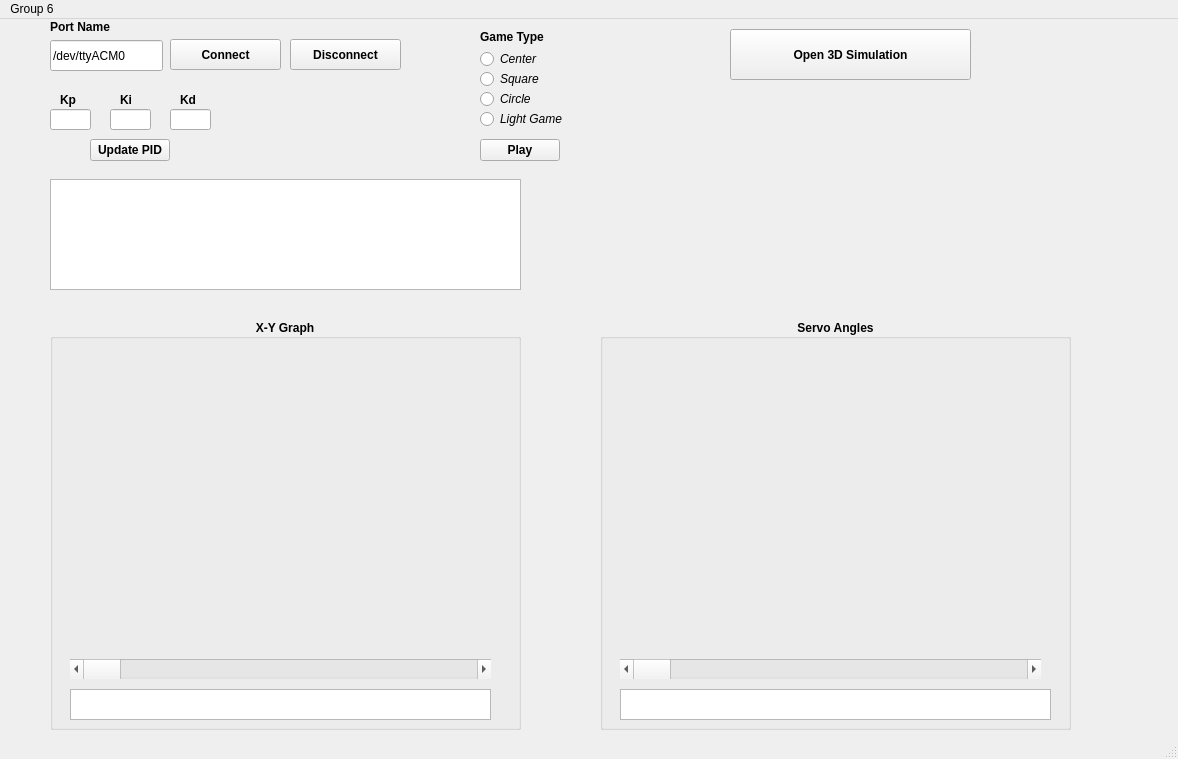
Above: Client/Client/mainwindow.ui from emrebayrm/CSE395_Proje1_Group6 before the change. Below: the same form after it.
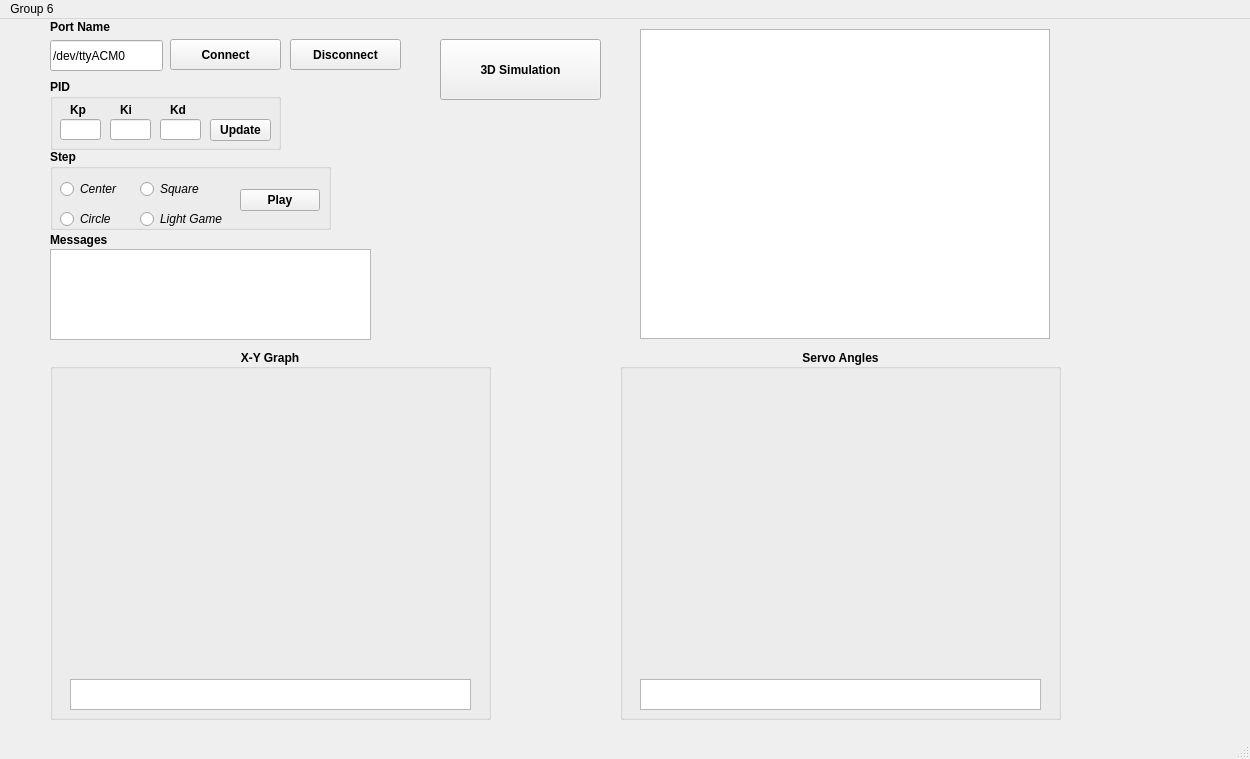
That is the form after the change. Custom widgets are drawn as their Qt base class.

```diff
--- a/Client/Client/mainwindow.ui
+++ b/Client/Client/mainwindow.ui
@@ -6,7 +6,7 @@
    <rect>
     <x>0</x>
     <y>0</y>
-    <width>1178</width>
+    <width>1250</width>
     <height>759</height>
    </rect>
   </property>
@@ -23,10 +23,10 @@
    <widget class="QGroupBox" name="groupServoAngles">
     <property name="geometry">
      <rect>
-      <x>600</x>
-      <y>300</y>
-      <width>471</width>
-      <height>411</height>
+      <x>620</x>
+      <y>330</y>
+      <width>441</width>
+      <height>371</height>
      </rect>
     </property>
     <property name="font">
@@ -45,9 +45,9 @@
      <property name="geometry">
       <rect>
        <x>20</x>
-       <y>40</y>
-       <width>431</width>
-       <height>297</height>
+       <y>20</y>
+       <width>400</width>
+       <height>300</height>
       </rect>
      </property>
      <property name="sizePolicy">
@@ -57,25 +57,12 @@
       </sizepolicy>
      </property>
     </widget>
-    <widget class="QScrollBar" name="horScrollServo">
-     <property name="geometry">
-      <rect>
-       <x>20</x>
-       <y>340</y>
-       <width>421</width>
-       <height>20</height>
-      </rect>
-     </property>
-     <property name="orientation">
-      <enum>Qt::Horizontal</enum>
-     </property>
-    </widget>
     <widget class="QTextBrowser" name="textBPlotServo">
      <property name="geometry">
       <rect>
        <x>20</x>
-       <y>370</y>
-       <width>431</width>
+       <y>330</y>
+       <width>401</width>
        <height>31</height>
       </rect>
      </property>
@@ -85,9 +72,9 @@
     <property name="geometry">
      <rect>
       <x>50</x>
-      <y>300</y>
-      <width>471</width>
-      <height>411</height>
+      <y>330</y>
+      <width>441</width>
+      <height>371</height>
      </rect>
     </property>
     <property name="font">
@@ -106,9 +93,9 @@
      <property name="geometry">
       <rect>
        <x>20</x>
-       <y>40</y>
-       <width>431</width>
-       <height>297</height>
+       <y>20</y>
+       <width>400</width>
+       <height>300</height>
       </rect>
      </property>
      <property name="sizePolicy">
@@ -118,25 +105,12 @@
       </sizepolicy>
      </property>
     </widget>
-    <widget class="QScrollBar" name="horScrollXY">
-     <property name="geometry">
-      <rect>
-       <x>20</x>
-       <y>340</y>
-       <width>421</width>
-       <height>20</height>
-      </rect>
-     </property>
-     <property name="orientation">
-      <enum>Qt::Horizontal</enum>
-     </property>
-    </widget>
     <widget class="QTextBrowser" name="textBPlotXY">
      <property name="geometry">
       <rect>
        <x>20</x>
-       <y>370</y>
-       <width>421</width>
+       <y>330</y>
+       <width>401</width>
        <height>31</height>
       </rect>
      </property>
@@ -164,10 +138,10 @@
    <widget class="QPushButton" name="btnOpen3D">
     <property name="geometry">
      <rect>
-      <x>730</x>
-      <y>10</y>
-      <width>241</width>
-      <height>51</height>
+      <x>440</x>
+      <y>20</y>
+      <width>161</width>
+      <height>61</height>
      </rect>
     </property>
     <property name="font">
@@ -177,16 +151,16 @@
      </font>
     </property>
     <property name="text">
-     <string>Open 3D Simulation</string>
+     <string>3D Simulation</string>
     </property>
    </widget>
    <widget class="QTextBrowser" name="textBMsg">
     <property name="geometry">
      <rect>
       <x>50</x>
-      <y>160</y>
-      <width>471</width>
-      <height>111</height>
+      <y>230</y>
+      <width>321</width>
+      <height>91</height>
      </rect>
     </property>
     <property name="html">
@@ -249,188 +223,38 @@
      <string>Disconnect</string>
     </property>
    </widget>
-   <widget class="QLineEdit" name="kpLineEdit">
-    <property name="geometry">
-     <rect>
-      <x>50</x>
-      <y>90</y>
-      <width>41</width>
-      <height>21</height>
-     </rect>
-    </property>
-   </widget>
-   <widget class="QLineEdit" name="kiLineEdit">
-    <property name="geometry">
-     <rect>
-      <x>110</x>
-      <y>90</y>
-      <width>41</width>
-      <height>21</height>
-     </rect>
-    </property>
-   </widget>
-   <widget class="QLineEdit" name="kdLineEdit">
-    <property name="geometry">
-     <rect>
-      <x>170</x>
-      <y>90</y>
-      <width>41</width>
-      <height>21</height>
-     </rect>
-    </property>
-   </widget>
-   <widget class="QLabel" name="kpLabel">
-    <property name="geometry">
-     <rect>
-      <x>60</x>
-      <y>70</y>
-      <width>21</width>
-      <height>21</height>
-     </rect>
-    </property>
-    <property name="font">
-     <font>
-      <weight>75</weight>
-      <bold>true</bold>
-     </font>
-    </property>
-    <property name="text">
-     <string>Kp</string>
-    </property>
-   </widget>
-   <widget class="QLabel" name="kiLabel">
-    <property name="geometry">
-     <rect>
-      <x>120</x>
-      <y>70</y>
-      <width>21</width>
-      <height>21</height>
-     </rect>
-    </property>
-    <property name="font">
-     <font>
-      <weight>75</weight>
-      <bold>true</bold>
-     </font>
-    </property>
-    <property name="text">
-     <string>Ki</string>
-    </property>
-   </widget>
-   <widget class="QLabel" name="kdLabel">
-    <property name="geometry">
-     <rect>
-      <x>180</x>
-      <y>70</y>
-      <width>21</width>
-      <height>21</height>
-     </rect>
-    </property>
-    <property name="font">
-     <font>
-      <weight>75</weight>
-      <bold>true</bold>
-     </font>
-    </property>
-    <property name="text">
-     <string>Kd</string>
-    </property>
-   </widget>
    <widget class="QLabel" name="gtuLogo">
     <property name="geometry">
      <rect>
-      <x>620</x>
-      <y>70</y>
-      <width>400</width>
-      <height>200</height>
+      <x>410</x>
+      <y>190</y>
+      <width>201</width>
+      <height>111</height>
      </rect>
     </property>
     <property name="text">
      <string/>
     </property>
    </widget>
-   <widget class="QPushButton" name="btnUpPID">
+   <widget class="QGraphicsView" name="graphicsView">
     <property name="geometry">
      <rect>
-      <x>90</x>
-      <y>120</y>
-      <width>80</width>
-      <height>22</height>
-     </rect>
-    </property>
-    <property name="font">
-     <font>
-      <weight>75</weight>
-      <bold>true</bold>
-     </font>
-    </property>
-    <property name="text">
-     <string>Update PID</string>
-    </property>
-   </widget>
-   <widget class="QRadioButton" name="rBSquare">
-    <property name="geometry">
-     <rect>
-      <x>480</x>
-      <y>50</y>
-      <width>101</width>
-      <height>20</height>
-     </rect>
-    </property>
-    <property name="font">
-     <font>
-      <italic>true</italic>
-     </font>
-    </property>
-    <property name="text">
-     <string>Square</string>
-    </property>
-   </widget>
-   <widget class="QRadioButton" name="rBCircle">
-    <property name="geometry">
-     <rect>
-      <x>480</x>
-      <y>70</y>
-      <width>101</width>
-      <height>20</height>
-     </rect>
-    </property>
-    <property name="font">
-     <font>
-      <italic>true</italic>
-     </font>
-    </property>
-    <property name="text">
-     <string>Circle</string>
-    </property>
-   </widget>
-   <widget class="QRadioButton" name="rBLightGame">
-    <property name="geometry">
-     <rect>
-      <x>480</x>
-      <y>90</y>
-      <width>100</width>
-      <height>20</height>
-     </rect>
-    </property>
-    <property name="font">
-     <font>
-      <italic>true</italic>
-     </font>
-    </property>
-    <property name="text">
-     <string>Light Game</string>
-    </property>
-   </widget>
-   <widget class="QLabel" name="lblGameTyoe">
-    <property name="geometry">
-     <rect>
-      <x>480</x>
+      <x>640</x>
       <y>10</y>
-      <width>81</width>
-      <height>16</height>
+      <width>410</width>
+      <height>310</height>
      </rect>
     </property>
+   </widget>
+   <widget class="QLabel" name="label">
+    <property name="geometry">
+     <rect>
+      <x>50</x>
+      <y>210</y>
+      <width>71</width>
+      <height>21</height>
+     </rect>
+    </property>
     <property name="font">
      <font>
       <weight>75</weight>
@@ -438,36 +262,134 @@
      </font>
     </property>
     <property name="text">
-     <string>Game Type</string>
+     <string>Messages</string>
     </property>
    </widget>
-   <widget class="QRadioButton" name="rBCenter">
+   <widget class="QGroupBox" name="groupBox">
     <property name="geometry">
      <rect>
-      <x>480</x>
-      <y>30</y>
-      <width>101</width>
-      <height>20</height>
+      <x>50</x>
+      <y>130</y>
+      <width>281</width>
+      <height>81</height>
      </rect>
     </property>
     <property name="font">
      <font>
-      <weight>50</weight>
-      <italic>true</italic>
-      <bold>false</bold>
+      <weight>75</weight>
+      <bold>true</bold>
      </font>
     </property>
-    <property name="text">
-     <string>Center</string>
+    <property name="title">
+     <string>Step</string>
     </property>
+    <widget class="QRadioButton" name="rBCenter">
+     <property name="geometry">
+      <rect>
+       <x>10</x>
+       <y>30</y>
+       <width>101</width>
+       <height>20</height>
+      </rect>
+     </property>
+     <property name="font">
+      <font>
+       <weight>50</weight>
+       <italic>true</italic>
+       <bold>false</bold>
+      </font>
+     </property>
+     <property name="text">
+      <string>Center</string>
+     </property>
+    </widget>
+    <widget class="QRadioButton" name="rBSquare">
+     <property name="geometry">
+      <rect>
+       <x>90</x>
+       <y>30</y>
+       <width>101</width>
+       <height>20</height>
+      </rect>
+     </property>
+     <property name="font">
+      <font>
+       <weight>50</weight>
+       <italic>true</italic>
+       <bold>false</bold>
+      </font>
+     </property>
+     <property name="text">
+      <string>Square</string>
+     </property>
+    </widget>
+    <widget class="QRadioButton" name="rBCircle">
+     <property name="geometry">
+      <rect>
+       <x>10</x>
+       <y>60</y>
+       <width>101</width>
+       <height>20</height>
+      </rect>
+     </property>
+     <property name="font">
+      <font>
+       <weight>50</weight>
+       <italic>true</italic>
+       <bold>false</bold>
+      </font>
+     </property>
+     <property name="text">
+      <string>Circle</string>
+     </property>
+    </widget>
+    <widget class="QRadioButton" name="rBLightGame">
+     <property name="geometry">
+      <rect>
+       <x>90</x>
+       <y>60</y>
+       <width>100</width>
+       <height>20</height>
+      </rect>
+     </property>
+     <property name="font">
+      <font>
+       <weight>50</weight>
+       <italic>true</italic>
+       <bold>false</bold>
+      </font>
+     </property>
+     <property name="text">
+      <string>Light Game</string>
+     </property>
+    </widget>
+    <widget class="QPushButton" name="btnPlayGame">
+     <property name="geometry">
+      <rect>
+       <x>190</x>
+       <y>40</y>
+       <width>80</width>
+       <height>22</height>
+      </rect>
+     </property>
+     <property name="font">
+      <font>
+       <weight>75</weight>
+       <bold>true</bold>
+      </font>
+     </property>
+     <property name="text">
+      <string>Play</string>
+     </property>
+    </widget>
    </widget>
-   <widget class="QPushButton" name="btnPlayGame">
+   <widget class="QGroupBox" name="groupBox_2">
     <property name="geometry">
      <rect>
-      <x>480</x>
-      <y>120</y>
-      <width>80</width>
-      <height>22</height>
+      <x>50</x>
+      <y>60</y>
+      <width>231</width>
+      <height>71</height>
      </rect>
     </property>
     <property name="font">
@@ -476,9 +398,115 @@
       <bold>true</bold>
      </font>
     </property>
-    <property name="text">
-     <string>Play</string>
+    <property name="title">
+     <string>PID</string>
     </property>
+    <widget class="QLineEdit" name="kpLineEdit">
+     <property name="geometry">
+      <rect>
+       <x>10</x>
+       <y>40</y>
+       <width>41</width>
+       <height>21</height>
+      </rect>
+     </property>
+    </widget>
+    <widget class="QLabel" name="kpLabel">
+     <property name="geometry">
+      <rect>
+       <x>20</x>
+       <y>20</y>
+       <width>21</width>
+       <height>21</height>
+      </rect>
+     </property>
+     <property name="font">
+      <font>
+       <weight>75</weight>
+       <bold>true</bold>
+      </font>
+     </property>
+     <property name="text">
+      <string>Kp</string>
+     </property>
+    </widget>
+    <widget class="QLabel" name="kiLabel">
+     <property name="geometry">
+      <rect>
+       <x>70</x>
+       <y>20</y>
+       <width>21</width>
+       <height>21</height>
+      </rect>
+     </property>
+     <property name="font">
+      <font>
+       <weight>75</weight>
+       <bold>true</bold>
+      </font>
+     </property>
+     <property name="text">
+      <string>Ki</string>
+     </property>
+    </widget>
+    <widget class="QLineEdit" name="kiLineEdit">
+     <property name="geometry">
+      <rect>
+       <x>60</x>
+       <y>40</y>
+       <width>41</width>
+       <height>21</height>
+      </rect>
+     </property>
+    </widget>
+    <widget class="QLabel" name="kdLabel">
+     <property name="geometry">
+      <rect>
+       <x>120</x>
+       <y>20</y>
+       <width>21</width>
+       <height>21</height>
+      </rect>
+     </property>
+     <property name="font">
+      <font>
+       <weight>75</weight>
+       <bold>true</bold>
+      </font>
+     </property>
+     <property name="text">
+      <string>Kd</string>
+     </property>
+    </widget>
+    <widget class="QLineEdit" name="kdLineEdit">
+     <property name="geometry">
+      <rect>
+       <x>110</x>
+       <y>40</y>
+       <width>41</width>
+       <height>21</height>
+      </rect>
+     </property>
+    </widget>
+    <widget class="QPushButton" name="btnUpPID">
+     <property name="geometry">
+      <rect>
+       <x>160</x>
+       <y>40</y>
+       <width>61</width>
+       <height>22</height>
+      </rect>
+     </property>
+     <property name="font">
+      <font>
+       <weight>75</weight>
+       <bold>true</bold>
+      </font>
+     </property>
+     <property name="text">
+      <string>Update</string>
+     </property>
+    </widget>
    </widget>
   </widget>
   <widget class="QMenuBar" name="menubar">
@@ -486,7 +514,7 @@
     <rect>
      <x>0</x>
      <y>0</y>
-     <width>1178</width>
+     <width>1250</width>
      <height>19</height>
     </rect>
    </property>
```
